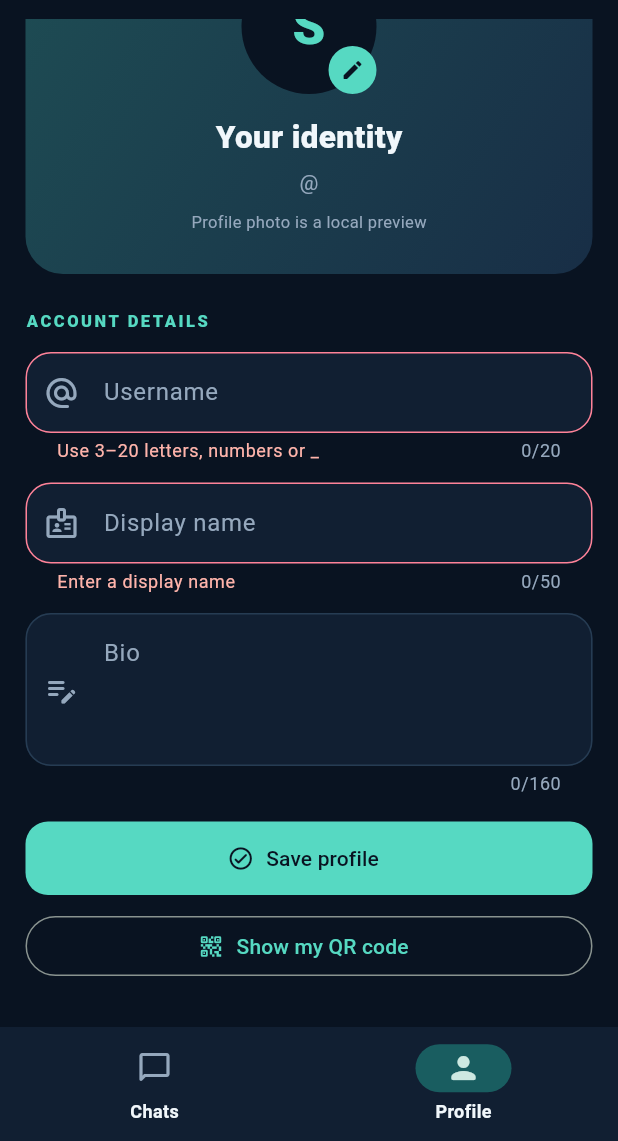
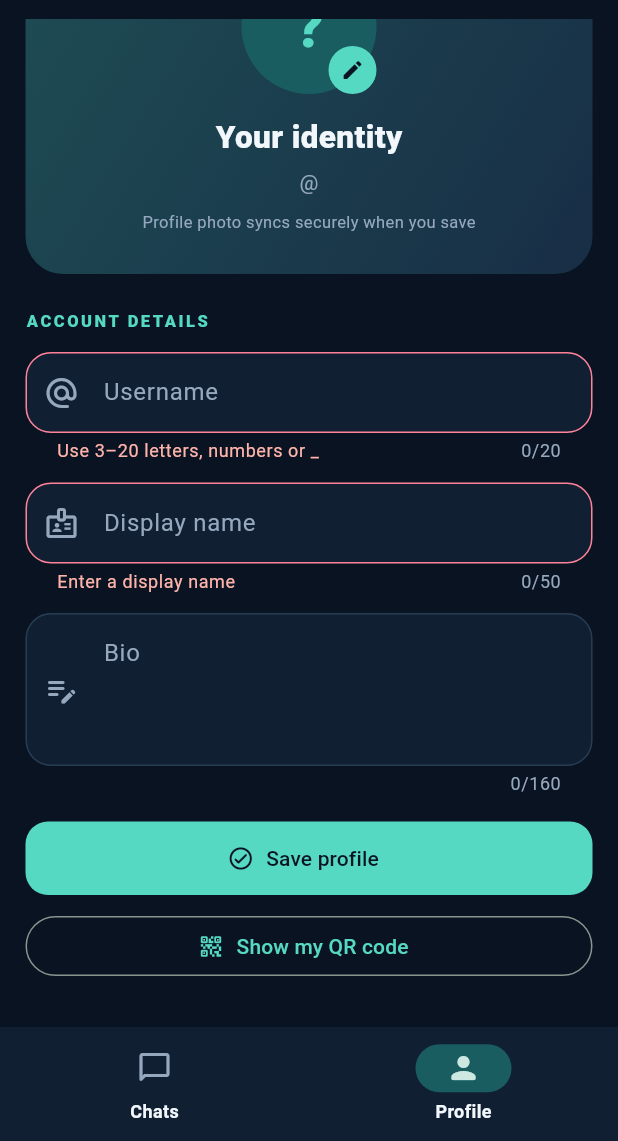
Before and after one commit to xsahar/-secure-messenger, a Flutter app: the HomeScreen screen opened directly, item 2 of the bottom bar chosen, scrolled down 75 dp, after a tap on "Save profile", on a phone screen of 412 x 824 dp, the part 95-1236 px from its top. Run offline on Flutter 3.47's test engine with Material 3 defaults, Android fonts, the phone set to English and light mode, and no system bars; our stand-ins replace cloud_firestore, firebase_auth, firebase_core, flutter_secure_storage, image_picker, just_audio and 4 more; missing offline and left inert: cryptography, mobile_scanner, record; accounts and stored records are empty.

Commit message:
profile photo & chat headers fix

```diff
--- /dev/null
+++ b/lib/profile_avatar.dart
@@ -0,0 +1,91 @@
+import 'dart:typed_data';
+
+import 'package:flutter/material.dart';
+
+import 'app_theme.dart';
+import 'profile_photo_service.dart';
+
+/// Displays a private profile photo using a Firebase-verified Supabase request.
+/// There is no public URL, and a missing photo falls back to a user's initial.
+class ProfileAvatar extends StatefulWidget {
+  const ProfileAvatar({
+    super.key,
+    required this.userId,
+    required this.storagePath,
+    required this.displayName,
+    this.radius = 23,
+  });
+
+  final String userId;
+  final String storagePath;
+  final String displayName;
+  final double radius;
+
+  @override
+  State<ProfileAvatar> createState() => _ProfileAvatarState();
+}
+
+class _ProfileAvatarState extends State<ProfileAvatar> {
+  late Future<Uint8List?> _photo;
+
+  void _refresh() {
+    _photo = ProfilePhotoService.download(widget.userId, widget.storagePath);
+  }
+
+  @override
+  void initState() {
+    super.initState();
+    _refresh();
+  }
+
+  @override
+  void didUpdateWidget(covariant ProfileAvatar oldWidget) {
+    super.didUpdateWidget(oldWidget);
+    if (oldWidget.userId != widget.userId ||
+        oldWidget.storagePath != widget.storagePath) {
+      _refresh();
+    }
+  }
+
+  @override
+  Widget build(BuildContext context) {
+    final name = widget.displayName.trim();
+    final first = name.isEmpty ? '?' : name.substring(0, 1).toUpperCase();
+    final diameter = widget.radius * 2;
+    return FutureBuilder<Uint8List?>(
+      future: _photo,
+      builder: (context, snapshot) {
+        final bytes = snapshot.data;
+        return CircleAvatar(
+          radius: widget.radius,
+          backgroundColor: AppTheme.mine,
+          child: bytes == null
+              ? Text(
+                  first,
+                  style: TextStyle(
+                    color: AppTheme.accent,
+                    fontSize: widget.radius * 0.85,
+                    fontWeight: FontWeight.w800,
+                  ),
+                )
+              : ClipOval(
+                  child: Image.memory(
+                    bytes,
+                    width: diameter,
+                    height: diameter,
+                    fit: BoxFit.cover,
+                    gaplessPlayback: true,
+                    errorBuilder: (_, _, _) => Text(
+                      first,
+                      style: TextStyle(
+                        color: AppTheme.accent,
+                        fontSize: widget.radius * 0.85,
+                      ),
+                    ),
+                  ),
+                ),
+        );
+      },
+    );
+  }
+}
--- /dev/null
+++ b/lib/profile_photo_service.dart
@@ -0,0 +1,80 @@
+import 'dart:io';
+import 'dart:typed_data';
+
+import 'package:firebase_auth/firebase_auth.dart';
+import 'package:supabase_flutter/supabase_flutter.dart';
+
+/// Private Supabase profile photos. Never put service-role keys or public URLs
+/// into the Flutter app / Firestore profile documents.
+abstract final class ProfilePhotoService {
+  static const bucket = 'profile-photos';
+  static const maxBytes = 2 * 1024 * 1024;
+
+  static String get _uid {
+    final uid = FirebaseAuth.instance.currentUser?.uid;
+    if (uid == null) throw StateError('Sign in again before saving a photo.');
+    return uid;
+  }
+
+  static final _pathPattern = RegExp(
+    r'^profiles/[^/]+/[0-9]{16,17}\.(jpg|jpeg|png|webp)$',
+  );
+
+  static bool validPathFor(String uid, String path) =>
+      path.startsWith('profiles/$uid/') && _pathPattern.hasMatch(path);
+
+  /// Upload first, then write the returned private path into profiles/{uid}.
+  /// The unique path prevents stale images and accidental overwrites.
+  static Future<String> upload(File file) async {
+    final uid = _uid;
+    final size = await file.length();
+    if (size <= 0 || size > maxBytes) {
+      throw StateError('Choose a profile photo smaller than 2 MB.');
+    }
+    final ext = file.path.split('.').last.toLowerCase();
+    final mime = switch (ext) {
+      'jpg' || 'jpeg' => 'image/jpeg',
+      'png' => 'image/png',
+      'webp' => 'image/webp',
+      _ => null,
+    };
+    if (mime == null) {
+      throw StateError('Choose a JPG, PNG or WebP photo.');
+    }
+    final path = 'profiles/$uid/${DateTime.now().microsecondsSinceEpoch}.$ext';
+    await Supabase.instance.client.storage.from(bucket).upload(
+      path,
+      file,
+      fileOptions: FileOptions(contentType: mime, upsert: false),
+    );
+    return path;
+  }
+
+  /// Only signed-in users may read avatars; this is enforced by Supabase RLS.
+  /// The caller must supply the correct user id to prevent path confusion.
+  static Future<Uint8List?> download(String uid, String path) async {
+    if (!validPathFor(uid, path)) return null;
+    try {
+      final bytes = await Supabase.instance.client.storage
+          .from(bucket)
+          .download(path);
+      if (bytes.isEmpty || bytes.length > maxBytes) return null;
+      return bytes;
+    } catch (_) {
+      // Missing/old avatar should gracefully fall back to an initial.
+      return null;
+    }
+  }
+
+  /// Best-effort cleanup of the owner's previous avatar (or an upload whose
+  /// Firestore metadata write failed). Cannot delete anyone else's avatar.
+  static Future<void> removeOwn(String path) async {
+    final uid = FirebaseAuth.instance.currentUser?.uid;
+    if (uid == null || !validPathFor(uid, path)) return;
+    try {
+      await Supabase.instance.client.storage.from(bucket).remove([path]);
+    } catch (_) {
+      // Failure to clean an old blob must never undo a saved profile.
+    }
+  }
+}
--- a/lib/profile_screen.dart
+++ b/lib/profile_screen.dart
@@ -9,6 +9,8 @@ import 'package:qr_flutter/qr_flutter.dart';
 
 import 'app_theme.dart';
 import 'biometric_gate.dart';
+import 'profile_avatar.dart';
+import 'profile_photo_service.dart';
 
 class ProfileScreen extends StatefulWidget {
   const ProfileScreen({super.key});
@@ -28,6 +30,7 @@ class _ProfileScreenState extends State<ProfileScreen> {
   bool _showQrCode = false;
   String? _error;
   File? _selectedImage;
+  String _photoPath = '';
 
   DocumentReference<Map<String, dynamic>> get _profileRef =>
       FirebaseFirestore.instance.collection('profiles')
@@ -48,6 +51,7 @@ class _ProfileScreenState extends State<ProfileScreen> {
       _username.text = data?['username'] ?? '';
       _displayName.text = data?['displayName'] ?? '';
       _bio.text = data?['bio'] ?? '';
+      _photoPath = data?['photoUrl'] as String? ?? '';
       setState(() {
         _profileExists = snapshot.exists;
         _loading = false;
@@ -74,47 +78,78 @@ class _ProfileScreenState extends State<ProfileScreen> {
     if (!_formKey.currentState!.validate()) return;
     FocusScope.of(context).unfocus();
     setState(() => _saving = true);
+    String? newlyUploadedPath;
+    try {
       final data = <String, dynamic>{
         'username': _username.text.trim().toLowerCase(),
         'displayName': _displayName.text.trim(),
         'bio': _bio.text.trim(),
       };
-    try {
+
+      // The upload is private. Firestore stores only the authenticated
+      // Storage object path, NEVER a public download URL.
+      if (_selectedImage != null) {
+        newlyUploadedPath = await ProfilePhotoService.upload(_selectedImage!);
+        data['photoUrl'] = newlyUploadedPath;
+      }
+
       if (_profileExists) {
         await _profileRef.update(data);
       } else {
         await _profileRef.set({
           ...data,
-          'photoUrl': '',
+          'photoUrl': newlyUploadedPath ?? '',
           'createdAt': FieldValue.serverTimestamp(),
         });
       }
+
+      final oldPath = _photoPath;
       if (!mounted) return;
-      setState(() => _profileExists = true);
+      setState(() {
+        _profileExists = true;
+        if (newlyUploadedPath != null) {
+          _photoPath = newlyUploadedPath;
+          _selectedImage = null;
+        }
+      });
+
+      if (newlyUploadedPath != null && oldPath.isNotEmpty &&
+          oldPath != newlyUploadedPath) {
+        await ProfilePhotoService.removeOwn(oldPath);
+      }
+
+      if (!mounted) return;
       ScaffoldMessenger.of(context).showSnackBar(
-        const SnackBar(content: Text('Profile saved successfully!')));
-    } on FirebaseException catch (error) {
-      if (mounted) {
+        const SnackBar(content: Text('Profile and photo saved.')),
+      );
+    } catch (error) {
+      // Don't leak an orphaned uploaded photo if Firestore rejects the save.
+      if (newlyUploadedPath != null) {
+        await ProfilePhotoService.removeOwn(newlyUploadedPath);
+      }
+      if (!mounted) return;
+      final message = error is FirebaseException
+          ? 'Could not save profile: ${error.code}'
+          : error is StateError
+              ? error.message.toString()
+              : 'Could not upload photo. Check the Supabase profile-photos bucket and rules.';
       ScaffoldMessenger.of(context).showSnackBar(
-        SnackBar(content: Text('Could not save profile: ${error.code}')));
-      }
-    } catch (_) {
-      if (mounted) {
-        ScaffoldMessenger.of(context).showSnackBar(
-        const SnackBar(content: Text('Unable to save your profile.')));
-      }
+        SnackBar(content: Text(message)),
+      );
     } finally {
       if (mounted) setState(() => _saving = false);
     }
   }
+
 
   Future<void> _pickImage() async {
     try {
       final image = await BiometricGate.withSystemPicker(context,
         () => ImagePicker().pickImage(
           source: ImageSource.gallery,
-          maxWidth: 1024,
-          imageQuality: 80,
+          maxWidth: 800,
+          maxHeight: 800,
+          imageQuality: 70,
           requestFullMetadata: false,
         ),
       );
@@ -122,15 +157,18 @@ class _ProfileScreenState extends State<ProfileScreen> {
         setState(() => _selectedImage = File(image.path));
         ScaffoldMessenger.of(context).showSnackBar(
           const SnackBar(content: Text(
-            'Photo preview only. Profile photo syncing is not enabled yet.')));
+            'Photo selected. Tap Save profile to upload it securely.')),
+        );
       }
     } catch (_) {
       if (mounted) {
         ScaffoldMessenger.of(context).showSnackBar(
-        const SnackBar(content: Text('Could not select an image.')));
+          const SnackBar(content: Text('Could not select an image.')),
+        );
       }
     }
   }
+
 
   void _toggleQrCode() {
     if (!_profileExists || _saving) return;
@@ -143,6 +181,10 @@ class _ProfileScreenState extends State<ProfileScreen> {
     final qrData = jsonEncode({
       'app': 'secure-messenger', 'type': 'profile',
       'version': 1, 'uid': uid,
+      // Non-secret profile information makes the QR self-describing.
+      // The scanner still loads the trusted profile from Firestore by UID.
+      'username': _username.text.trim().toLowerCase(),
+      'displayName': _displayName.text.trim(),
     });
     return Container(
       width: double.infinity,
@@ -171,7 +213,7 @@ class _ProfileScreenState extends State<ProfileScreen> {
           ),
         ),
         const SizedBox(height: 14),
-        const Text('Others can scan this to find your account.',
+        const Text('Scan to see my username, display name and profile.',
           style: TextStyle(color: AppTheme.secondary, fontSize: 12),
           textAlign: TextAlign.center),
       ]),
@@ -200,7 +242,6 @@ class _ProfileScreenState extends State<ProfileScreen> {
     ));
     }
     final display = _displayName.text.trim();
-    final initial = display.isEmpty ? 'S' : display[0].toUpperCase();
     return Center(child: SingleChildScrollView(
       padding: const EdgeInsets.fromLTRB(17, 8, 17, 30),
       child: ConstrainedBox(
@@ -222,15 +263,18 @@ class _ProfileScreenState extends State<ProfileScreen> {
                 ),
                 child: Column(children: [
                   Stack(children: [
+                    if (_selectedImage != null)
                       CircleAvatar(
                         radius: 45,
                         backgroundColor: AppTheme.background,
-                      backgroundImage: _selectedImage != null
-                          ? FileImage(_selectedImage!) : null,
-                      child: _selectedImage == null
-                          ? Text(initial, style: const TextStyle(
-                              fontSize: 35, color: AppTheme.accent,
-                              fontWeight: FontWeight.w800)) : null,
+                        backgroundImage: FileImage(_selectedImage!),
+                      )
+                    else
+                      ProfileAvatar(
+                        userId: FirebaseAuth.instance.currentUser!.uid,
+                        storagePath: _photoPath,
+                        displayName: display,
+                        radius: 45,
                       ),
                     Positioned(
                       bottom: 0, right: 0,
@@ -253,7 +297,7 @@ class _ProfileScreenState extends State<ProfileScreen> {
                       'Choose how people can find you',
                     style: const TextStyle(color: AppTheme.secondary)),
                   const SizedBox(height: 8),
-                  const Text('Profile photo is a local preview',
+                  const Text('Profile photo syncs securely when you save',
                     style: TextStyle(color: AppTheme.secondary, fontSize: 11)),
                 ]),
               ),
```
Also changed, not shown: lib/chat_screen.dart (+36 -20 lines), lib/contacts_screen.dart (+13 -12 lines), lib/scan_qr_screen.dart (+7 -1 lines), lib/secret_chat_screen.dart (+66 -11 lines), 2 other files. Lines whose indentation alone changed are shown as unchanged.
